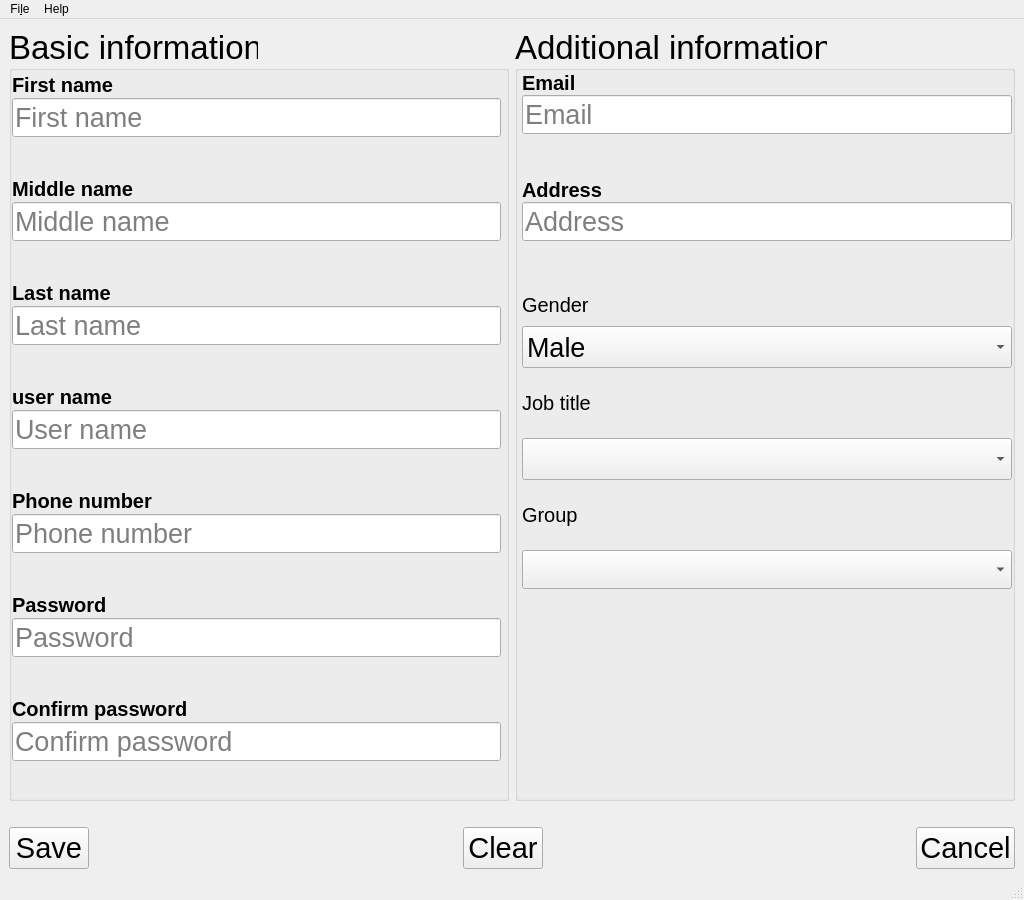
First picture: the form in forms/createEmployee_GUI.ui, repository nasserahmed96/invoces_manager, before the edit.
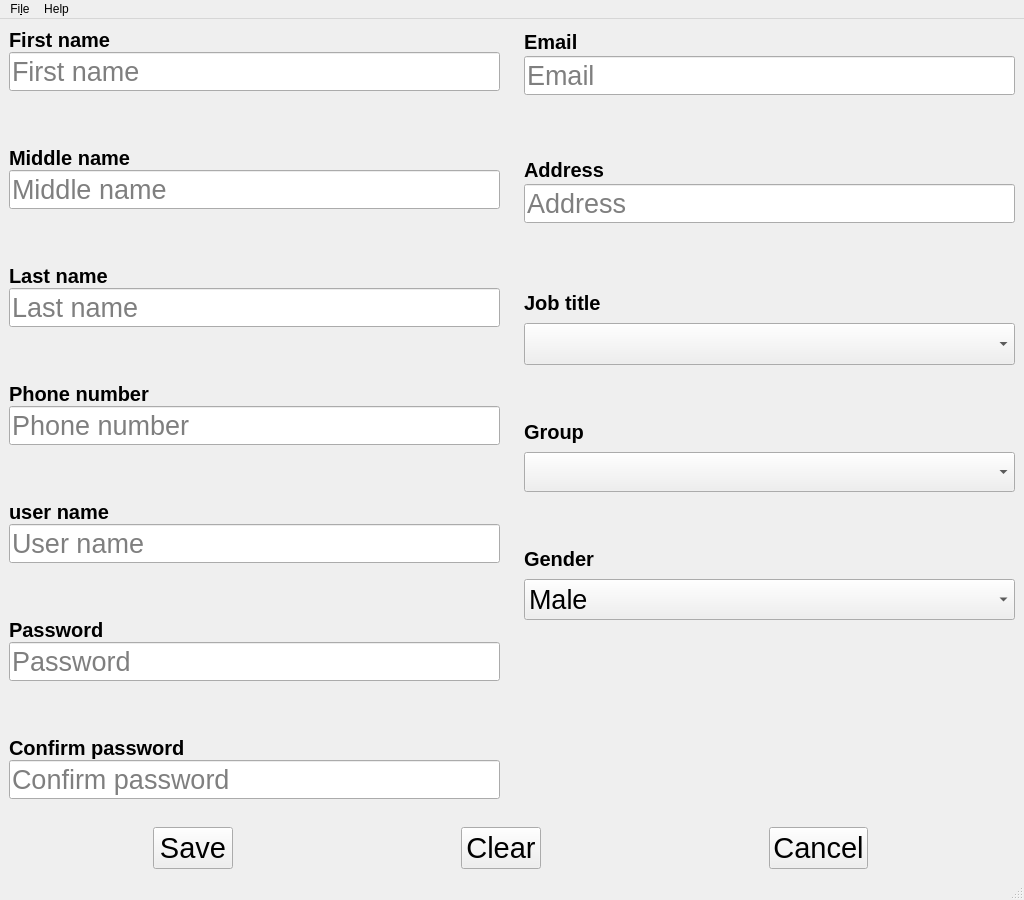
Second picture: the form after the edit. Custom widgets are drawn as their Qt base class.

Commit message: Replacing FormLayout, fixed whole window validation

What changed in the file:
```diff
--- a/forms/createEmployee_GUI.ui
+++ b/forms/createEmployee_GUI.ui
@@ -16,38 +16,31 @@
     <verstretch>0</verstretch>
    </sizepolicy>
   </property>
+  <property name="minimumSize">
+   <size>
+    <width>0</width>
+    <height>10</height>
+   </size>
+  </property>
+  <property name="font">
+   <font>
+    <bold>false</bold>
+   </font>
+  </property>
   <property name="windowTitle">
    <string>Create employee</string>
   </property>
   <widget class="QWidget" name="centralwidget">
    <layout class="QVBoxLayout" name="verticalLayout_3">
     <item>
-     <layout class="QHBoxLayout" name="horizontalLayout_2">
-      <item>
-       <widget class="QGroupBox" name="groupBox">
-        <property name="font">
-         <font>
-          <pointsize>25</pointsize>
-         </font>
-        </property>
-        <property name="title">
-         <string>Basic information</string>
-        </property>
-        <layout class="QVBoxLayout" name="verticalLayout">
+     <layout class="QHBoxLayout" name="fieldsLayout">
          <property name="spacing">
-          <number>11</number>
-         </property>
-         <property name="leftMargin">
-          <number>0</number>
-         </property>
-         <property name="topMargin">
-          <number>0</number>
-         </property>
-         <property name="rightMargin">
-          <number>5</number>
-         </property>
-         <property name="bottomMargin">
-          <number>10</number>
+       <number>24</number>
+      </property>
+      <item>
+       <layout class="QVBoxLayout" name="basicInformationLayout">
+        <property name="spacing">
+         <number>33</number>
          </property>
          <item>
           <layout class="QVBoxLayout" name="firstNameLayout">
@@ -71,7 +64,6 @@
              <property name="font">
               <font>
                <pointsize>15</pointsize>
-               <weight>75</weight>
                <bold>true</bold>
               </font>
              </property>
@@ -97,6 +89,7 @@
              <property name="font">
               <font>
                <pointsize>20</pointsize>
+              <bold>false</bold>
               </font>
              </property>
              <property name="placeholderText">
@@ -120,8 +113,8 @@
              </property>
              <property name="font">
               <font>
-               <family>Sans Serif</family>
                <pointsize>10</pointsize>
+              <bold>false</bold>
               </font>
              </property>
              <property name="text">
@@ -159,7 +152,6 @@
              <property name="font">
               <font>
                <pointsize>15</pointsize>
-               <weight>75</weight>
                <bold>true</bold>
               </font>
              </property>
@@ -185,6 +177,7 @@
              <property name="font">
               <font>
                <pointsize>20</pointsize>
+              <bold>false</bold>
               </font>
              </property>
              <property name="placeholderText">
@@ -208,8 +201,8 @@
              </property>
              <property name="font">
               <font>
-               <family>Sans Serif</family>
                <pointsize>10</pointsize>
+              <bold>false</bold>
               </font>
              </property>
              <property name="text">
@@ -244,7 +237,6 @@
              <property name="font">
               <font>
                <pointsize>15</pointsize>
-               <weight>75</weight>
                <bold>true</bold>
               </font>
              </property>
@@ -270,6 +262,7 @@
              <property name="font">
               <font>
                <pointsize>20</pointsize>
+              <bold>false</bold>
               </font>
              </property>
              <property name="placeholderText">
@@ -294,87 +287,7 @@
              <property name="font">
               <font>
                <pointsize>10</pointsize>
-              </font>
-             </property>
-             <property name="text">
-              <string/>
-             </property>
-            </widget>
-           </item>
-          </layout>
-         </item>
-         <item>
-          <layout class="QVBoxLayout" name="user_name_layout">
-           <property name="spacing">
-            <number>0</number>
-           </property>
-           <item>
-            <widget class="QLabel" name="userNameLabel">
-             <property name="sizePolicy">
-              <sizepolicy hsizetype="Expanding" vsizetype="Preferred">
-               <horstretch>0</horstretch>
-               <verstretch>0</verstretch>
-              </sizepolicy>
-             </property>
-             <property name="minimumSize">
-              <size>
-               <width>0</width>
-               <height>10</height>
-              </size>
-             </property>
-             <property name="font">
-              <font>
-               <pointsize>15</pointsize>
-               <weight>75</weight>
-               <bold>true</bold>
-              </font>
-             </property>
-             <property name="text">
-              <string>user name</string>
-             </property>
-            </widget>
-           </item>
-           <item>
-            <widget class="ValidatedLineEditor" name="userNameLineEdit">
-             <property name="sizePolicy">
-              <sizepolicy hsizetype="Expanding" vsizetype="Preferred">
-               <horstretch>0</horstretch>
-               <verstretch>0</verstretch>
-              </sizepolicy>
-             </property>
-             <property name="minimumSize">
-              <size>
-               <width>0</width>
-               <height>20</height>
-              </size>
-             </property>
-             <property name="font">
-              <font>
-               <pointsize>20</pointsize>
-              </font>
-             </property>
-             <property name="placeholderText">
-              <string>User name</string>
-             </property>
-            </widget>
-           </item>
-           <item>
-            <widget class="QLabel" name="userNameLabelInfo">
-             <property name="sizePolicy">
-              <sizepolicy hsizetype="Preferred" vsizetype="Preferred">
-               <horstretch>0</horstretch>
-               <verstretch>0</verstretch>
-              </sizepolicy>
-             </property>
-             <property name="minimumSize">
-              <size>
-               <width>0</width>
-               <height>10</height>
-              </size>
-             </property>
-             <property name="font">
-              <font>
-               <pointsize>10</pointsize>
+              <bold>false</bold>
               </font>
              </property>
              <property name="text">
@@ -406,7 +319,6 @@
              <property name="font">
               <font>
                <pointsize>15</pointsize>
-               <weight>75</weight>
                <bold>true</bold>
               </font>
              </property>
@@ -432,6 +344,7 @@
              <property name="font">
               <font>
                <pointsize>20</pointsize>
+              <bold>false</bold>
               </font>
              </property>
              <property name="placeholderText">
@@ -456,6 +369,7 @@
              <property name="font">
               <font>
                <pointsize>10</pointsize>
+              <bold>false</bold>
               </font>
              </property>
              <property name="lineWidth">
@@ -468,6 +382,88 @@
            </item>
           </layout>
          </item>
+        <item>
+         <layout class="QVBoxLayout" name="user_name_layout">
+          <property name="spacing">
+           <number>0</number>
+          </property>
+          <item>
+           <widget class="QLabel" name="userNameLabel">
+            <property name="sizePolicy">
+             <sizepolicy hsizetype="Expanding" vsizetype="Preferred">
+              <horstretch>0</horstretch>
+              <verstretch>0</verstretch>
+             </sizepolicy>
+            </property>
+            <property name="minimumSize">
+             <size>
+              <width>0</width>
+              <height>10</height>
+             </size>
+            </property>
+            <property name="font">
+             <font>
+              <pointsize>15</pointsize>
+              <bold>true</bold>
+             </font>
+            </property>
+            <property name="text">
+             <string>user name</string>
+            </property>
+           </widget>
+          </item>
+          <item>
+           <widget class="ValidatedLineEditor" name="userNameLineEdit">
+            <property name="sizePolicy">
+             <sizepolicy hsizetype="Expanding" vsizetype="Preferred">
+              <horstretch>0</horstretch>
+              <verstretch>0</verstretch>
+             </sizepolicy>
+            </property>
+            <property name="minimumSize">
+             <size>
+              <width>0</width>
+              <height>20</height>
+             </size>
+            </property>
+            <property name="font">
+             <font>
+              <pointsize>20</pointsize>
+              <bold>false</bold>
+             </font>
+            </property>
+            <property name="placeholderText">
+             <string>User name</string>
+            </property>
+           </widget>
+          </item>
+          <item>
+           <widget class="QLabel" name="userNameLabelInfo">
+            <property name="sizePolicy">
+             <sizepolicy hsizetype="Preferred" vsizetype="Preferred">
+              <horstretch>0</horstretch>
+              <verstretch>0</verstretch>
+             </sizepolicy>
+            </property>
+            <property name="minimumSize">
+             <size>
+              <width>0</width>
+              <height>10</height>
+             </size>
+            </property>
+            <property name="font">
+             <font>
+              <pointsize>10</pointsize>
+              <bold>false</bold>
+             </font>
+            </property>
+            <property name="text">
+             <string/>
+            </property>
+           </widget>
+          </item>
+         </layout>
+        </item>
          <item>
           <layout class="QVBoxLayout" name="passwordLayout">
            <property name="spacing">
@@ -490,7 +486,6 @@
              <property name="font">
               <font>
                <pointsize>15</pointsize>
-               <weight>75</weight>
                <bold>true</bold>
               </font>
              </property>
@@ -516,6 +511,7 @@
              <property name="font">
               <font>
                <pointsize>20</pointsize>
+              <bold>false</bold>
               </font>
              </property>
              <property name="echoMode">
@@ -543,6 +539,7 @@
              <property name="font">
               <font>
                <pointsize>10</pointsize>
+              <bold>false</bold>
               </font>
              </property>
              <property name="text">
@@ -574,7 +571,6 @@
              <property name="font">
               <font>
                <pointsize>15</pointsize>
-               <weight>75</weight>
                <bold>true</bold>
               </font>
              </property>
@@ -600,6 +596,7 @@
              <property name="font">
               <font>
                <pointsize>20</pointsize>
+              <bold>false</bold>
               </font>
              </property>
              <property name="echoMode">
@@ -627,6 +624,7 @@
              <property name="font">
               <font>
                <pointsize>10</pointsize>
+              <bold>false</bold>
               </font>
              </property>
              <property name="text">
@@ -637,39 +635,11 @@
           </layout>
          </item>
         </layout>
-       </widget>
       </item>
       <item>
-       <widget class="QGroupBox" name="additionalInformationGB">
-        <property name="font">
-         <font>
-          <pointsize>25</pointsize>
-         </font>
-        </property>
-        <property name="title">
-         <string>Additional information</string>
-        </property>
-        <property name="flat">
-         <bool>false</bool>
-        </property>
-        <property name="checkable">
-         <bool>false</bool>
-        </property>
-        <layout class="QVBoxLayout" name="verticalLayout_2">
+       <layout class="QVBoxLayout" name="additionalInformationLayout" stretch="0,0,0,0,0,0">
          <property name="spacing">
-          <number>23</number>
-         </property>
-         <property name="leftMargin">
-          <number>4</number>
-         </property>
-         <property name="topMargin">
-          <number>0</number>
-         </property>
-         <property name="rightMargin">
-          <number>0</number>
-         </property>
-         <property name="bottomMargin">
-          <number>10</number>
+         <number>33</number>
          </property>
          <item>
           <layout class="QVBoxLayout" name="emailLayout">
@@ -693,7 +663,6 @@
              <property name="font">
               <font>
                <pointsize>15</pointsize>
-               <weight>75</weight>
                <bold>true</bold>
               </font>
              </property>
@@ -705,7 +674,7 @@
            <item>
             <widget class="ValidatedLineEditor" name="emailLineEdit">
              <property name="sizePolicy">
-              <sizepolicy hsizetype="Preferred" vsizetype="Preferred">
+             <sizepolicy hsizetype="Expanding" vsizetype="Preferred">
                <horstretch>0</horstretch>
                <verstretch>0</verstretch>
               </sizepolicy>
@@ -719,6 +688,7 @@
              <property name="font">
               <font>
                <pointsize>20</pointsize>
+              <bold>false</bold>
               </font>
              </property>
              <property name="placeholderText">
@@ -743,6 +713,7 @@
              <property name="font">
               <font>
                <pointsize>10</pointsize>
+              <bold>false</bold>
               </font>
              </property>
              <property name="text">
@@ -765,10 +736,15 @@
                <verstretch>0</verstretch>
               </sizepolicy>
              </property>
+            <property name="minimumSize">
+             <size>
+              <width>0</width>
+              <height>10</height>
+             </size>
+            </property>
              <property name="font">
               <font>
                <pointsize>15</pointsize>
-               <weight>75</weight>
                <bold>true</bold>
               </font>
              </property>
@@ -787,13 +763,14 @@
              </property>
              <property name="minimumSize">
               <size>
-               <width>0</width>
-               <height>25</height>
+              <width>100</width>
+              <height>20</height>
               </size>
              </property>
              <property name="font">
               <font>
                <pointsize>20</pointsize>
+              <bold>false</bold>
               </font>
              </property>
              <property name="placeholderText">
@@ -818,6 +795,7 @@
              <property name="font">
               <font>
                <pointsize>10</pointsize>
+              <bold>false</bold>
               </font>
              </property>
              <property name="text">
@@ -827,6 +805,152 @@
            </item>
           </layout>
          </item>
+        <item>
+         <layout class="QVBoxLayout" name="jobLayout">
+          <property name="spacing">
+           <number>0</number>
+          </property>
+          <item>
+           <widget class="QLabel" name="jobTitleLabel">
+            <property name="sizePolicy">
+             <sizepolicy hsizetype="Preferred" vsizetype="Preferred">
+              <horstretch>0</horstretch>
+              <verstretch>0</verstretch>
+             </sizepolicy>
+            </property>
+            <property name="minimumSize">
+             <size>
+              <width>0</width>
+              <height>10</height>
+             </size>
+            </property>
+            <property name="font">
+             <font>
+              <pointsize>15</pointsize>
+              <bold>true</bold>
+             </font>
+            </property>
+            <property name="text">
+             <string>Job title</string>
+            </property>
+           </widget>
+          </item>
+          <item>
+           <widget class="QComboBox" name="jobTitleComboBox">
+            <property name="sizePolicy">
+             <sizepolicy hsizetype="Preferred" vsizetype="Preferred">
+              <horstretch>0</horstretch>
+              <verstretch>0</verstretch>
+             </sizepolicy>
+            </property>
+            <property name="minimumSize">
+             <size>
+              <width>0</width>
+              <height>20</height>
+             </size>
+            </property>
+            <property name="font">
+             <font>
+              <pointsize>22</pointsize>
+              <bold>false</bold>
+             </font>
+            </property>
+            <property name="placeholderText">
+             <string>Job title</string>
+            </property>
+           </widget>
+          </item>
+          <item>
+           <spacer name="verticalSpacer_4">
+            <property name="orientation">
+             <enum>Qt::Vertical</enum>
+            </property>
+            <property name="sizeType">
+             <enum>QSizePolicy::Preferred</enum>
+            </property>
+            <property name="sizeHint" stdset="0">
+             <size>
+              <width>20</width>
+              <height>13</height>
+             </size>
+            </property>
+           </spacer>
+          </item>
+         </layout>
+        </item>
+        <item>
+         <layout class="QVBoxLayout" name="groupLayout">
+          <property name="spacing">
+           <number>0</number>
+          </property>
+          <item>
+           <widget class="QLabel" name="groupLabel">
+            <property name="sizePolicy">
+             <sizepolicy hsizetype="Preferred" vsizetype="Preferred">
+              <horstretch>0</horstretch>
+              <verstretch>0</verstretch>
+             </sizepolicy>
+            </property>
+            <property name="minimumSize">
+             <size>
+              <width>0</width>
+              <height>10</height>
+             </size>
+            </property>
+            <property name="font">
+             <font>
+              <pointsize>15</pointsize>
+              <bold>true</bold>
+             </font>
+            </property>
+            <property name="text">
+             <string>Group</string>
+            </property>
+           </widget>
+          </item>
+          <item>
+           <widget class="QComboBox" name="groupComboBox">
+            <property name="sizePolicy">
+             <sizepolicy hsizetype="Preferred" vsizetype="Preferred">
+              <horstretch>0</horstretch>
+              <verstretch>0</verstretch>
+             </sizepolicy>
+            </property>
+            <property name="minimumSize">
+             <size>
+              <width>0</width>
+              <height>20</height>
+             </size>
+            </property>
+            <property name="font">
+             <font>
+              <pointsize>20</pointsize>
+              <bold>false</bold>
+             </font>
+            </property>
+            <property name="placeholderText">
+             <string>Group</string>
+            </property>
+           </widget>
+          </item>
+          <item>
+           <spacer name="verticalSpacer_3">
+            <property name="orientation">
+             <enum>Qt::Vertical</enum>
+            </property>
+            <property name="sizeType">
+             <enum>QSizePolicy::Preferred</enum>
+            </property>
+            <property name="sizeHint" stdset="0">
+             <size>
+              <width>20</width>
+              <height>13</height>
+             </size>
+            </property>
+           </spacer>
+          </item>
+         </layout>
+        </item>
          <item>
           <layout class="QVBoxLayout" name="genderLayout">
            <property name="spacing">
@@ -840,9 +964,16 @@
                <verstretch>0</verstretch>
               </sizepolicy>
              </property>
+            <property name="minimumSize">
+             <size>
+              <width>0</width>
+              <height>10</height>
+             </size>
+            </property>
              <property name="font">
               <font>
                <pointsize>15</pointsize>
+              <bold>true</bold>
               </font>
              </property>
              <property name="text">
@@ -858,9 +989,16 @@
                <verstretch>0</verstretch>
               </sizepolicy>
              </property>
+            <property name="minimumSize">
+             <size>
+              <width>0</width>
+              <height>20</height>
+             </size>
+            </property>
              <property name="font">
               <font>
                <pointsize>20</pointsize>
+              <bold>false</bold>
               </font>
              </property>
              <item>
@@ -875,109 +1013,6 @@
              </item>
             </widget>
            </item>
-          </layout>
-         </item>
-         <item>
-          <layout class="QVBoxLayout" name="JobTitleLayout">
-           <item>
-            <widget class="QLabel" name="jobTitleLabel">
-             <property name="sizePolicy">
-              <sizepolicy hsizetype="Preferred" vsizetype="Preferred">
-               <horstretch>0</horstretch>
-               <verstretch>0</verstretch>
-              </sizepolicy>
-             </property>
-             <property name="font">
-              <font>
-               <pointsize>15</pointsize>
-              </font>
-             </property>
-             <property name="text">
-              <string>Job title</string>
-             </property>
-            </widget>
-           </item>
-           <item>
-            <widget class="QComboBox" name="jobTitleComboBox">
-             <property name="sizePolicy">
-              <sizepolicy hsizetype="Preferred" vsizetype="Preferred">
-               <horstretch>0</horstretch>
-               <verstretch>0</verstretch>
-              </sizepolicy>
-             </property>
-             <property name="font">
-              <font>
-               <pointsize>22</pointsize>
-              </font>
-             </property>
-             <property name="placeholderText">
-              <string>Job title</string>
-             </property>
-            </widget>
-           </item>
-          </layout>
-         </item>
-         <item>
-          <layout class="QVBoxLayout" name="groupLayout">
-           <item>
-            <widget class="QLabel" name="groupLabel">
-             <property name="sizePolicy">
-              <sizepolicy hsizetype="Preferred" vsizetype="Preferred">
-               <horstretch>0</horstretch>
-               <verstretch>0</verstretch>
-              </sizepolicy>
-             </property>
-             <property name="font">
-              <font>
-               <pointsize>15</pointsize>
-              </font>
-             </property>
-             <property name="text">
-              <string>Group</string>
-             </property>
-            </widget>
-           </item>
-           <item>
-            <widget class="QComboBox" name="groupComboBox">
-             <property name="sizePolicy">
-              <sizepolicy hsizetype="Expanding" vsizetype="Preferred">
-               <horstretch>0</horstretch>
-               <verstretch>0</verstretch>
-              </sizepolicy>
-             </property>
-             <property name="font">
-              <font>
-               <pointsize>20</pointsize>
-              </font>
-             </property>
-             <property name="placeholderText">
-              <string>Group</string>
-             </property>
-            </widget>
-           </item>
-          </layout>
-         </item>
-         <item>
-          <spacer name="verticalSpacer">
-           <property name="orientation">
-            <enum>Qt::Vertical</enum>
-           </property>
-           <property name="sizeType">
-            <enum>QSizePolicy::Preferred</enum>
-           </property>
-           <property name="sizeHint" stdset="0">
-            <size>
-             <width>20</width>
-             <height>199</height>
-            </size>
-           </property>
-          </spacer>
-         </item>
-        </layout>
-       </widget>
-      </item>
-     </layout>
-    </item>
     <item>
      <spacer name="verticalSpacer_2">
       <property name="orientation">
@@ -989,10 +1024,32 @@
       <property name="sizeHint" stdset="0">
        <size>
         <width>20</width>
-        <height>20</height>
+              <height>13</height>
        </size>
       </property>
      </spacer>
+          </item>
+         </layout>
+        </item>
+        <item>
+         <spacer name="verticalSpacer">
+          <property name="orientation">
+           <enum>Qt::Vertical</enum>
+          </property>
+          <property name="sizeType">
+           <enum>QSizePolicy::Preferred</enum>
+          </property>
+          <property name="sizeHint" stdset="0">
+           <size>
+            <width>20</width>
+            <height>188</height>
+           </size>
+          </property>
+         </spacer>
+        </item>
+       </layout>
+      </item>
+     </layout>
     </item>
     <item>
      <layout class="QHBoxLayout" name="horizontalLayout">
@@ -1007,6 +1064,7 @@
         <property name="font">
          <font>
           <pointsize>22</pointsize>
+          <bold>false</bold>
          </font>
         </property>
         <property name="text">
@@ -1020,7 +1078,7 @@
          <enum>Qt::Horizontal</enum>
         </property>
         <property name="sizeType">
-         <enum>QSizePolicy::Expanding</enum>
+         <enum>QSizePolicy::Preferred</enum>
         </property>
         <property name="sizeHint" stdset="0">
          <size>
@@ -1041,6 +1099,7 @@
         <property name="font">
          <font>
           <pointsize>22</pointsize>
+          <bold>false</bold>
          </font>
         </property>
         <property name="text">
@@ -1054,7 +1113,7 @@
          <enum>Qt::Horizontal</enum>
         </property>
         <property name="sizeType">
-         <enum>QSizePolicy::Expanding</enum>
+         <enum>QSizePolicy::Preferred</enum>
         </property>
         <property name="sizeHint" stdset="0">
          <size>
@@ -1075,6 +1134,7 @@
         <property name="font">
          <font>
           <pointsize>22</pointsize>
+          <bold>false</bold>
          </font>
         </property>
         <property name="autoFillBackground">
```
Left out of the diff: 148 changed lines with no effect on the pictures. Lines whose indentation alone changed are shown as unchanged. The commit also changes 4 other files.
